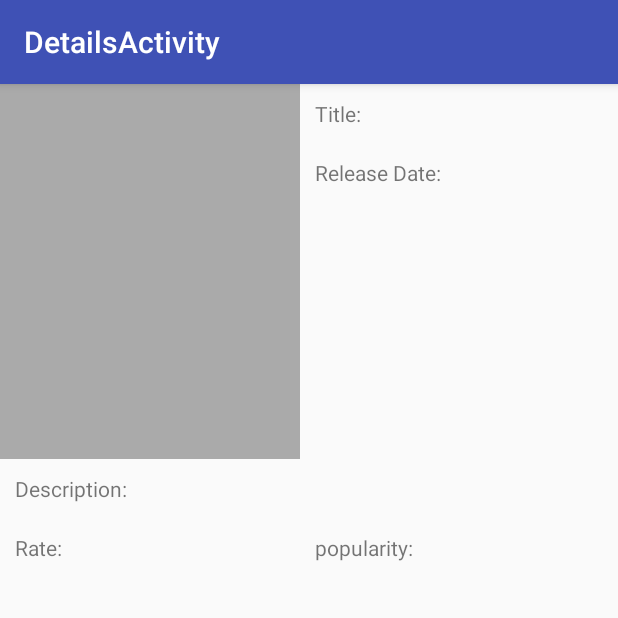
After one commit to k-sae/MovieApp, an Android app: the DetailsActivity screen opened directly, with no data from a screen before it, on a phone screen of 412 x 824 dp, the top half of it. The commit adds this screen. Run offline under Robolectric (Android 15) with nearby library versions, the phone set to English and light mode, and no system bars; our stand-ins replace Picasso; pictures from the network do not load; 6 statements that could not run were skipped.

Commit message:
finish details activity and pass movie details to it

```diff
--- /dev/null
+++ b/app/src/main/java/com/example/kemo/movieapp/DetailsActivity.java
@@ -0,0 +1,17 @@
+package com.example.kemo.movieapp;
+
+import android.os.Bundle;
+import android.support.v7.app.AppCompatActivity;
+import android.support.v7.widget.Toolbar;
+
+public class DetailsActivity extends AppCompatActivity {
+
+    @Override
+    protected void onCreate(Bundle savedInstanceState) {
+        super.onCreate(savedInstanceState);
+        setContentView(R.layout.activity_details);
+        Toolbar toolbar = (Toolbar) findViewById(R.id.toolbar);
+        setSupportActionBar(toolbar);
+    }
+
+}
--- /dev/null
+++ b/app/src/main/java/com/example/kemo/movieapp/DetailsActivityFragment.java
@@ -0,0 +1,56 @@
+package com.example.kemo.movieapp;
+
+import android.content.Intent;
+import android.os.Bundle;
+import android.support.v4.app.Fragment;
+import android.view.LayoutInflater;
+import android.view.View;
+import android.view.ViewGroup;
+import android.widget.ImageView;
+import android.widget.TextView;
+import com.squareup.picasso.Picasso;
+
+/**
+ * A placeholder fragment containing a simple view.
+ */
+public class DetailsActivityFragment extends Fragment {
+
+    public DetailsActivityFragment() {
+    }
+
+    @Override
+    public View onCreateView(LayoutInflater inflater, ViewGroup container,
+                             Bundle savedInstanceState) {
+        View view = inflater.inflate(R.layout.fragment_details, container, false);
+       view = setLayout(view);
+        return view;
+    }
+    private View setLayout(View view)
+    {
+        //loading Image
+        ImageView imageView = (ImageView) view.findViewById(R.id.Detail_poster_imageView);
+        Intent intent = getActivity().getIntent();
+        Movie movie = (Movie) intent.getSerializableExtra(Intent.EXTRA_TEXT);
+        Picasso.with(getActivity()).load(movie.getPosterPath()).fit().into(imageView);
+        //title
+        TextView textView = (TextView) view.findViewById(R.id.movieTitle_textView);
+        textView.setText(textView.getText() +" " + movie.getTitle());
+        //date
+        textView = (TextView) view.findViewById(R.id.movieDate_textView);
+        AppendText(textView, movie.getReleaseData());
+        //Description
+        textView = (TextView) view.findViewById(R.id.movieDescription_textView);
+        AppendText(textView, "\n" +movie.getOverView());
+        //rating
+        textView = (TextView) view.findViewById(R.id.movieVoteAverage_textView);
+        AppendText(textView,Double.toString(movie.getVoteAverage()));
+        //popularity
+        textView = (TextView) view.findViewById(R.id.moviePopularity);
+        AppendText(textView,Double.toString(movie.getPopularity()));
+        return view;
+    }
+    private void AppendText(TextView textView, String text)
+    {
+        textView.setText(textView.getText() +" " + text);
+    }
+}
--- /dev/null
+++ b/app/src/main/res/layout/activity_details.xml
@@ -0,0 +1,28 @@
+<?xml version="1.0" encoding="utf-8"?>
+<android.support.design.widget.CoordinatorLayout
+        xmlns:android="http://schemas.android.com/apk/res/android"
+        xmlns:app="http://schemas.android.com/apk/res-auto"
+        xmlns:tools="http://schemas.android.com/tools"
+        android:layout_width="match_parent"
+        android:layout_height="match_parent"
+        android:fitsSystemWindows="true"
+        tools:context="com.example.kemo.movieapp.DetailsActivity">
+
+    <android.support.design.widget.AppBarLayout
+            android:layout_height="wrap_content"
+            android:layout_width="match_parent"
+            android:theme="@style/AppTheme.AppBarOverlay">
+
+        <android.support.v7.widget.Toolbar
+                android:id="@+id/toolbar"
+                android:layout_width="match_parent"
+                android:layout_height="?attr/actionBarSize"
+                android:background="?attr/colorPrimary"
+                app:popupTheme="@style/AppTheme.PopupOverlay"/>
+
+    </android.support.design.widget.AppBarLayout>
+
+    <include layout="@layout/content_details"/>
+
+
+</android.support.design.widget.CoordinatorLayout>
--- /dev/null
+++ b/app/src/main/res/layout/fragment_details.xml
@@ -0,0 +1,53 @@
+<RelativeLayout xmlns:android="http://schemas.android.com/apk/res/android"
+                xmlns:tools="http://schemas.android.com/tools"
+                android:layout_width="match_parent"
+                android:layout_height="match_parent"
+                tools:showIn="@layout/activity_details"
+                tools:context="com.example.kemo.movieapp.DetailsActivityFragment">
+<ImageView android:layout_width="200dp" android:layout_height="250dp" android:id="@+id/Detail_poster_imageView"
+           android:layout_alignParentLeft="true"
+           android:layout_alignParentTop="true"
+           android:background="#aaa"
+
+/>
+    <TextView android:layout_width="wrap_content"
+              android:layout_height="wrap_content"
+              android:id="@+id/movieTitle_textView"
+              android:layout_toRightOf="@+id/Detail_poster_imageView"
+              android:layout_alignParentTop="true"
+              android:text="@string/movie_title"
+              android:layout_margin="@dimen/moviesTextViews_margin"
+    />
+    <TextView android:layout_width="wrap_content"
+              android:layout_height="wrap_content"
+              android:id="@+id/movieDate_textView"
+              android:layout_toRightOf="@+id/Detail_poster_imageView"
+              android:layout_below="@+id/movieTitle_textView"
+              android:text="@string/movie_date"
+              android:layout_margin="@dimen/moviesTextViews_margin"
+    />
+    <TextView android:layout_width="wrap_content"
+              android:layout_height="wrap_content"
+              android:id="@+id/movieDescription_textView"
+              android:layout_below="@+id/Detail_poster_imageView"
+              android:layout_alignParentLeft="true"
+              android:text="@string/movie_description"
+              android:layout_margin="@dimen/moviesTextViews_margin"
+    />
+    <TextView android:layout_width="wrap_content"
+              android:layout_height="wrap_content"
+              android:id="@+id/movieVoteAverage_textView"
+              android:layout_below="@+id/movieDescription_textView"
+              android:layout_alignParentLeft="true"
+              android:text="@string/movie_rating"
+              android:layout_margin="@dimen/moviesTextViews_margin"
+    />
+    <TextView android:layout_width="wrap_content"
+              android:layout_height="wrap_content"
+              android:id="@+id/moviePopularity"
+              android:text="@string/movie_popularity"
+              android:layout_toRightOf="@id/Detail_poster_imageView"
+              android:layout_below="@id/movieDescription_textView"
+              android:layout_margin="@dimen/moviesTextViews_margin"
+    />
+</RelativeLayout>
--- a/app/src/main/res/values/dimens.xml
+++ b/app/src/main/res/values/dimens.xml
@@ -3,4 +3,5 @@
     <dimen name="activity_horizontal_margin">16dp</dimen>
     <dimen name="activity_vertical_margin">16dp</dimen>
     <dimen name="fab_margin">16dp</dimen>
+    <dimen name="moviesTextViews_margin">10dp</dimen>
 </resources>
--- a/app/src/main/res/values/strings.xml
+++ b/app/src/main/res/values/strings.xml
@@ -2,4 +2,11 @@
     <string name="app_name">MovieApp</string>
     <string name="action_settings">Settings</string>
     <string name="action_refresh">Refresh</string>
+    <string name="title_activity_details">DetailsActivity</string>
+    <string name="movie_title">Title:</string>
+    <string name="movie_date">Release Date:</string>
+    <string name="movie_description">Description:</string>
+    <string name="movie_rating">Rate:</string>
+    <string name="movie_popularity">popularity:</string>
+    <string name="title_activity_settings">Settings</string>
 </resources>
```
Also changed, not shown: app/src/main/AndroidManifest.xml (+12 -0 lines), app/src/main/java/com/example/kemo/movieapp/MainActivityFragment.java (+37 -23 lines), app/src/main/java/com/example/kemo/movieapp/Movie.java (+3 -10 lines), app/src/main/java/com/example/kemo/movieapp/Settings.java (added, +29 -0 lines), app/src/main/java/com/example/kemo/movieapp/SettingsFragment.java (added, +22 -0 lines), app/src/main/res/layout/activity_settings.xml (added, +35 -0 lines), app/src/main/res/layout/content_details.xml (added, +9 -0 lines), app/src/main/res/layout/content_settings.xml (added, +9 -0 lines), app/src/main/res/layout/fragment_settings.xml (added, +13 -0 lines), app/src/main/res/menu/menu_details.xml (added, +9 -0 lines), app/src/main/res/menu/menu_settings.xml (added, +9 -0 lines), app/src/main/res/drawable/im.jpg (added).
